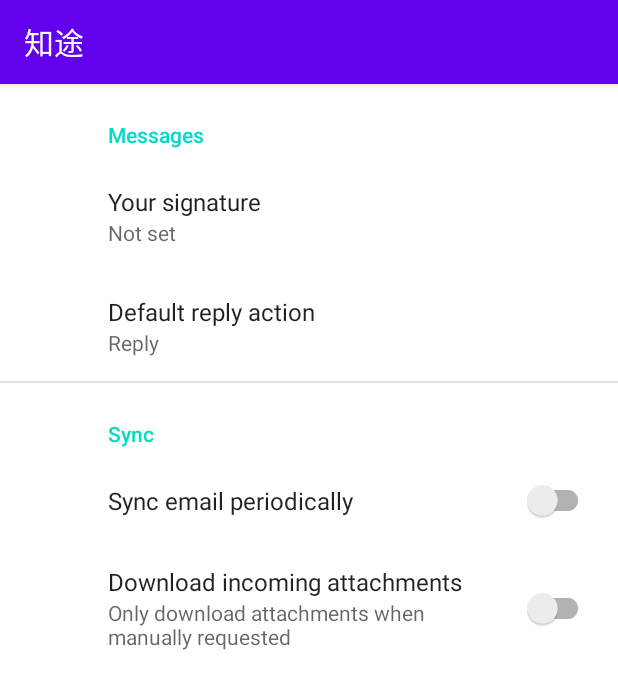
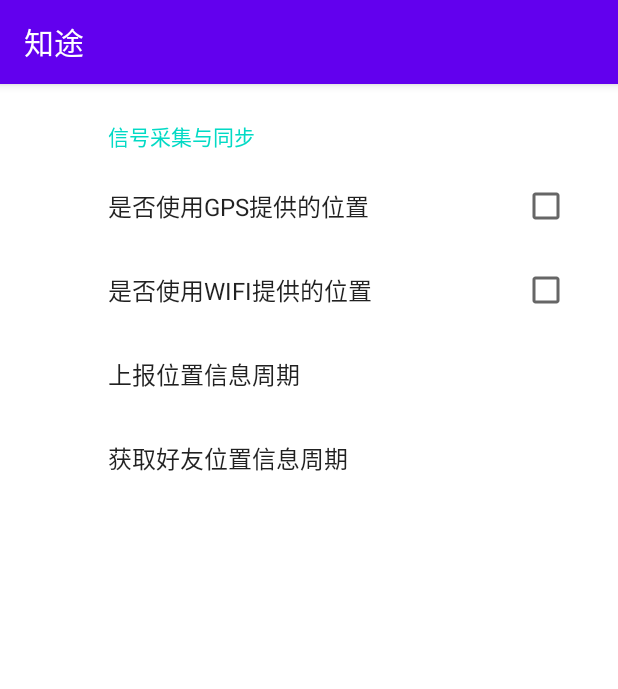
Before and after one commit to robinfoxnan/travalbook, an Android app: the fragment SettingsFragment shown on its own in the app's theme, on a phone screen of 412 x 824 dp. Shown: the top 689 px of the screen. Run offline under Robolectric (Android 15) with nearby library versions, the light colour scheme and no system bars; our stand-ins replace androidx.preference.

```diff
--- a/app/src/main/java/com/bird2fish/travelbook/core/GlobalData.kt
+++ b/app/src/main/java/com/bird2fish/travelbook/core/GlobalData.kt
@@ -46,7 +46,7 @@ class GlobalData {
                 for (i  in followList.size-1 downTo 0)
                 {
                     if (followList[i].show){
-                        lst.add(friendList[i])
+                        lst.add(followList[i])
                     }
                 }
                 return lst
--- a/app/src/main/java/com/bird2fish/travelbook/core/Keys.kt
+++ b/app/src/main/java/com/bird2fish/travelbook/core/Keys.kt
@@ -84,7 +84,7 @@ object Keys {
     const val DEFAULT_RFC2822_DATE: String = "Thu, 01 Jan 1970 01:00:00 +0100"  // --> Date(0)
     const val ONE_HOUR_IN_MILLISECONDS: Int = 3600000
     const val EMPTY_STRING_RESOURCE: Int = 0
-    const val REQUEST_CURRENT_LOCATION_INTERVAL: Long = 1000L                   // 1 second in milliseconds
+    const val REQUEST_CURRENT_LOCATION_INTERVAL: Long = 5000L                   // 1 second in milliseconds
     const val ADD_WAYPOINT_TO_TRACK_INTERVAL: Long = 1000L                      // 1 second in milliseconds
     const val SAVE_TEMP_TRACK_INTERVAL: Long = 9000L                            // 9 seconds in milliseconds
     const val SIGNIFICANT_TIME_DIFFERENCE: Long = 120000L                       // 2 minutes in milliseconds
--- a/app/src/main/res/layout/app_bar_main.xml
+++ b/app/src/main/res/layout/app_bar_main.xml
@@ -29,7 +29,7 @@
         android:layout_gravity="bottom|end"
         android:layout_marginEnd="@dimen/fab_margin"
         android:layout_marginBottom="16dp"
-        android:contentDescription="just test it"
-        app:srcCompat="@android:drawable/ic_dialog_email" />
+        android:contentDescription="open the drawer"
+        app:srcCompat="@drawable/ic_notification_icon_small_24dp" />
 
 </androidx.coordinatorlayout.widget.CoordinatorLayout>
--- a/app/src/main/res/layout/contact_item.xml
+++ b/app/src/main/res/layout/contact_item.xml
@@ -69,6 +69,7 @@
                 android:layout_height="30dp"
                 android:text="显示位置"
                 android:textColor="#898989"
+                android:layoutDirection="rtl"
                 android:textSize="16sp" />
         </LinearLayout>
     </LinearLayout>
--- a/app/src/main/res/menu/activity_main_drawer.xml
+++ b/app/src/main/res/menu/activity_main_drawer.xml
@@ -2,7 +2,7 @@
 <menu xmlns:android="http://schemas.android.com/apk/res/android"
     xmlns:tools="http://schemas.android.com/tools"
     tools:showIn="navigation_view">
-
+<!-- 这里先隐藏一组，暂时用不这么多
     <group android:id="@+id/nav_group_session">
         <item
             android:id="@+id/nav_newgroup"
@@ -23,6 +23,7 @@
             android:icon="@drawable/emoji_tabs_faves"
             android:title="@string/menu_favourite" />
     </group>
+    -->
     <group android:id="@+id/nav_group_map">
         <item
             android:id="@+id/nav_map"
--- a/app/src/main/res/navigation/mobile_navigation.xml
+++ b/app/src/main/res/navigation/mobile_navigation.xml
@@ -3,7 +3,7 @@
     xmlns:app="http://schemas.android.com/apk/res-auto"
     xmlns:tools="http://schemas.android.com/tools"
     android:id="@+id/mobile_navigation"
-    app:startDestination="@+id/nav_home">
+    app:startDestination="@id/nav_track">
 
     <fragment
         android:id="@+id/nav_newgroup"
@@ -33,7 +33,7 @@
     <fragment
         android:id="@+id/nav_track"
         android:name="com.bird2fish.travelbook.ui.tracks.maptrack"
-        android:label="fragment_maptrack"
+        android:label="@string/menu_track"
         tools:layout="@layout/fragment_maptrack" />
 
     <fragment
@@ -45,7 +45,7 @@
     <fragment
         android:id="@+id/nav_setting"
         android:name="com.bird2fish.travelbook.ui.setting.SettingsFragment"
-        android:label="SettingsFragment" />
+        android:label="@string/menu_setting" />
     <activity
         android:id="@+id/nav_map"
         android:name="com.bird2fish.travelbook.TencentMapActivity"
--- a/app/src/main/res/values/strings.xml
+++ b/app/src/main/res/values/strings.xml
@@ -18,8 +18,19 @@
     <string name="menu_map">地图</string>
     <string name="menu_track">轨迹</string>
     <!-- Preference Titles -->
-    <string name="messages_header">Messages</string>
-    <string name="sync_header">Sync</string>
+    <string name="setting_header1">信号采集与同步</string>
+    <string name="setting_header2">测试</string>
+    <string name="setting_schema">通信模式</string>
+    <string name="setting_host">地址域名</string>
+    <string name="setting_schema_def">http</string>
+    <string name="setting_host_def">8.140.203.92:7817</string>
+    <string name="setting_server_save">保存</string>
+    <string name="setting_server_cancel">取消</string>
+
+    <string name="setting_use_net_signal">是否使用WIFI提供的位置</string>
+    <string name="setting_use_gps_signal">是否使用GPS提供的位置</string>
+    <string name="setting_signal_interval">上报位置信息周期</string>
+    <string name="setting_refresh_interval">获取好友位置信息周期</string>
 
     <!-- Notification -->
     <string name="notification_title_trackbook_running">记录中</string>
--- a/app/src/main/res/xml/root_preferences.xml
+++ b/app/src/main/res/xml/root_preferences.xml
@@ -1,34 +1,28 @@
-<PreferenceScreen xmlns:app="http://schemas.android.com/apk/res-auto">
+<PreferenceScreen xmlns:android="http://schemas.android.com/apk/res/android"
+    xmlns:app="http://schemas.android.com/apk/res-auto">
 
-    <PreferenceCategory app:title="@string/messages_header">
+    <PreferenceCategory app:title="@string/setting_header1">
 
+        <CheckBoxPreference
+            android:defaultValue="false"
+            android:key="check_box_preference_1"
+            android:title="@string/setting_use_gps_signal" />
+        <CheckBoxPreference
+            android:defaultValue="false"
+            android:key="check_box_preference_1"
+            android:title="@string/setting_use_net_signal" />
         <EditTextPreference
-            app:key="signature"
-            app:title="@string/signature_title"
-            app:useSimpleSummaryProvider="true" />
-
-        <ListPreference
-            app:defaultValue="reply"
-            app:entries="@array/reply_entries"
-            app:entryValues="@array/reply_values"
-            app:key="reply"
-            app:title="@string/reply_title"
-            app:useSimpleSummaryProvider="true" />
-
-    </PreferenceCategory>
-
-    <PreferenceCategory app:title="@string/sync_header">
-
-        <SwitchPreferenceCompat
-            app:key="sync"
-            app:title="@string/sync_title" />
-
-        <SwitchPreferenceCompat
-            app:dependency="sync"
-            app:key="attachment"
-            app:summaryOff="@string/attachment_summary_off"
-            app:summaryOn="@string/attachment_summary_on"
-            app:title="@string/attachment_title" />
+            android:defaultValue="10"
+            android:key="edit_text_preference_1"
+            android:selectAllOnFocus="true"
+            android:singleLine="true"
+            android:title="@string/setting_signal_interval" />
+        <EditTextPreference
+            android:defaultValue="10"
+            android:key="edit_text_preference_1"
+            android:selectAllOnFocus="true"
+            android:singleLine="true"
+            android:title="@string/setting_refresh_interval" />
 
     </PreferenceCategory>
 
```
Also changed, not shown: app/src/main/java/com/bird2fish/travelbook/MainActivity.kt (+8 -2 lines), app/src/main/java/com/bird2fish/travelbook/TencentMapActivity.kt (+42 -46 lines), app/src/main/java/com/bird2fish/travelbook/helper/DateTimeHelper.kt (+19 -0 lines), app/src/main/res/layout/activity_tencent_map.xml (+10 -2 lines), app/src/main/res/layout/fragment_maptrack.xml (+3 -4 lines), app/src/main/res/layout/map_right_btn_view.xml (added, +51 -0 lines), app/src/main/res/layout/pop_location_part_top.xml (+15 -5 lines), app/src/main/res/layout/setting_server.xml (added, +78 -0 lines), app/src/main/res/xml/array_resource.xml (added, +8 -0 lines).
